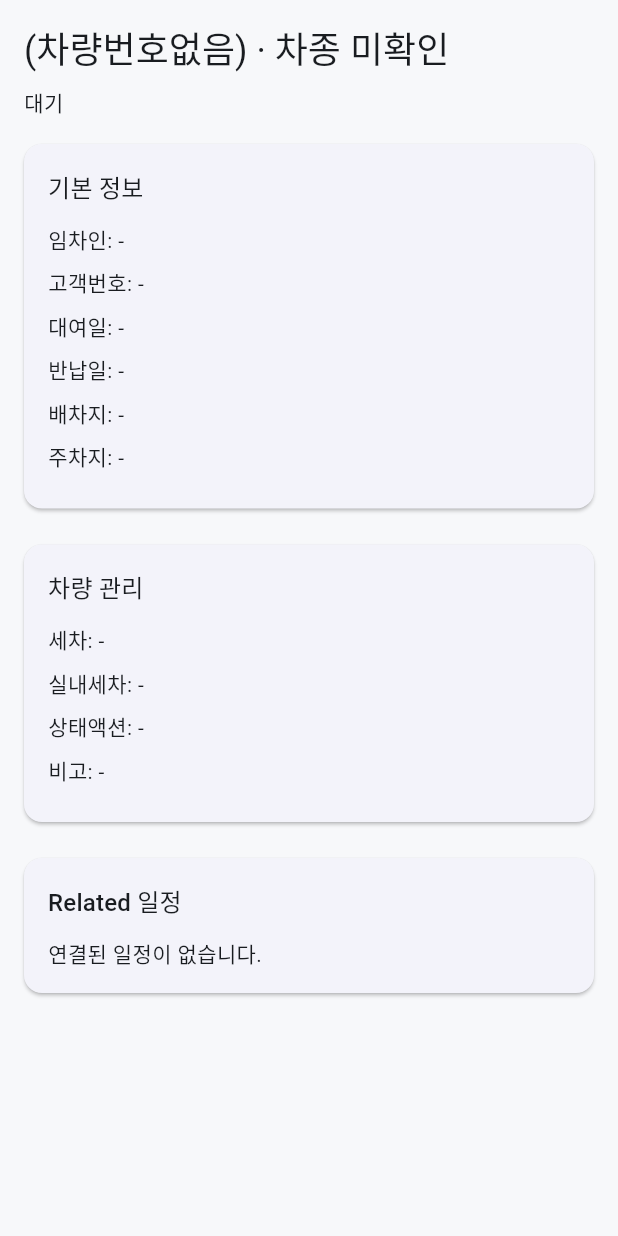
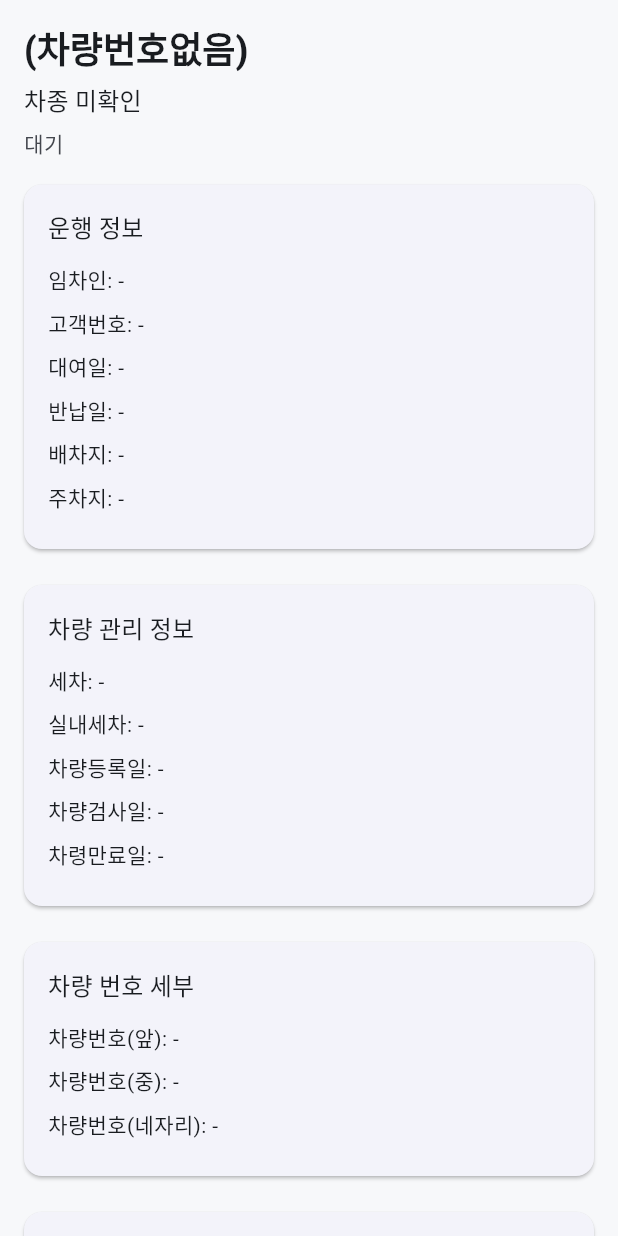
Before and after one commit to otang00/rentcar00_OPS, a Flutter app: the _StatusBoardDetailBody widget shown alone on an empty page, opened directly with empty values, on a phone screen of 412 x 824 dp. Run offline on Flutter 3.47's test engine with Material 3 defaults, Android fonts, the phone set to English and light mode, and no system bars; our stand-ins replace flutter_dotenv, flutter_riverpod, go_router, supabase_flutter; accounts and stored records are empty; statements that could not run were skipped.

Commit message:
feat: expand vehicle detail fields for status board

```diff
--- a/lib/data/models/status_board_record.dart
+++ b/lib/data/models/status_board_record.dart
@@ -26,6 +26,12 @@ class StatusBoardRecord {
     this.scheduleType = '',
     this.scheduleDone = '',
     this.detailText = '',
+    this.carRegisteredAt = '',
+    this.carInspectionAt = '',
+    this.carAgeExpiryAt = '',
+    this.carNumberFront = '',
+    this.carNumberMiddle = '',
+    this.carNumberRear = '',
   });
 
   final String recordId;
@@ -52,6 +58,12 @@ class StatusBoardRecord {
   final String scheduleType;
   final String scheduleDone;
   final String detailText;
+  final String carRegisteredAt;
+  final String carInspectionAt;
+  final String carAgeExpiryAt;
+  final String carNumberFront;
+  final String carNumberMiddle;
+  final String carNumberRear;
 
   bool get isScheduleEntry => sourceKind == 'schedule';
 }
--- a/lib/data/repositories/supabase_ops_repository.dart
+++ b/lib/data/repositories/supabase_ops_repository.dart
@@ -263,6 +263,12 @@ class SupabaseOpsRepository {
       sortAt:
           _parseFlexibleDateTime((row['end_at'] as String? ?? '').trim()) ??
           _parseFlexibleDateTime((row['start_at'] as String? ?? '').trim()),
+      carRegisteredAt: (row['car_registered_at'] as String? ?? '').trim(),
+      carInspectionAt: (row['car_inspection_at'] as String? ?? '').trim(),
+      carAgeExpiryAt: (row['car_age_expiry_at'] as String? ?? '').trim(),
+      carNumberFront: (row['car_number_front'] as String? ?? '').trim(),
+      carNumberMiddle: (row['car_number_middle'] as String? ?? '').trim(),
+      carNumberRear: (row['car_number_rear'] as String? ?? '').trim(),
     );
   }
 
@@ -302,6 +308,12 @@ class SupabaseOpsRepository {
       scheduleType: scheduleType,
       scheduleDone: (row['schedule_done_raw'] as String? ?? '').trim(),
       detailText: (row['detail_text'] as String? ?? '').trim(),
+      carRegisteredAt: linkedCar?.carRegisteredAt ?? '',
+      carInspectionAt: linkedCar?.carInspectionAt ?? '',
+      carAgeExpiryAt: linkedCar?.carAgeExpiryAt ?? '',
+      carNumberFront: linkedCar?.carNumberFront ?? '',
+      carNumberMiddle: linkedCar?.carNumberMiddle ?? '',
+      carNumberRear: linkedCar?.carNumberRear ?? '',
     );
   }
 
--- a/lib/features/status_board/detail/presentation/status_board_detail_page.dart
+++ b/lib/features/status_board/detail/presentation/status_board_detail_page.dart
@@ -13,17 +13,17 @@ class StatusBoardDetailPage extends ConsumerWidget {
     final recordAsync = ref.watch(statusBoardDetailProvider(recordId));
 
     return Scaffold(
-      appBar: AppBar(title: const Text('현황판 상세')),
+      appBar: AppBar(title: const Text('차량 디테일')),
       body: recordAsync.when(
         data: (record) {
           if (record == null) {
-            return const Center(child: Text('현황판 정보를 찾을 수 없습니다.'));
+            return const Center(child: Text('차량 정보를 찾을 수 없습니다.'));
           }
           return _StatusBoardDetailBody(recordId: recordId, record: record);
         },
         loading: () => const Center(child: CircularProgressIndicator()),
         error: (error, stack) =>
-            Center(child: Text('현황판 상세를 불러오지 못했습니다.\n$error')),
+            Center(child: Text('차량 디테일을 불러오지 못했습니다.\n$error')),
       ),
     );
   }
@@ -43,18 +43,28 @@ class _StatusBoardDetailBody extends ConsumerWidget {
       padding: const EdgeInsets.all(16),
       children: [
         Text(
-          '${record.carNumber.isEmpty ? '(차량번호없음)' : record.carNumber} · ${record.carName.isEmpty ? '차종 미확인' : record.carName}',
-          style: Theme.of(context).textTheme.headlineSmall,
+          record.carNumber.isEmpty ? '(차량번호없음)' : record.carNumber,
+          style: Theme.of(
+            context,
+          ).textTheme.headlineSmall?.copyWith(fontWeight: FontWeight.w900),
         ),
-        const SizedBox(height: 8),
+        const SizedBox(height: 4),
+        Text(
+          record.carName.isEmpty ? '차종 미확인' : record.carName,
+          style: Theme.of(context).textTheme.titleMedium,
+        ),
+        const SizedBox(height: 6),
         Text(
           record.status.isEmpty
               ? record.tab.label
               : '${record.tab.label} · ${record.status}',
+          style: Theme.of(context).textTheme.bodyMedium?.copyWith(
+            color: Theme.of(context).colorScheme.onSurfaceVariant,
+          ),
         ),
         const SizedBox(height: 12),
         _SectionCard(
-          title: '기본 정보',
+          title: '운행 정보',
           child: Column(
             crossAxisAlignment: CrossAxisAlignment.start,
             children: [
@@ -73,12 +83,36 @@ class _StatusBoardDetailBody extends ConsumerWidget {
         ),
         const SizedBox(height: 12),
         _SectionCard(
-          title: '차량 관리',
+          title: '차량 관리 정보',
           child: Column(
             crossAxisAlignment: CrossAxisAlignment.start,
             children: [
               _FieldLine(label: '세차', value: record.carWash),
               _FieldLine(label: '실내세차', value: record.interiorWash),
+              _FieldLine(label: '차량등록일', value: record.carRegisteredAt),
+              _FieldLine(label: '차량검사일', value: record.carInspectionAt),
+              _FieldLine(label: '차령만료일', value: record.carAgeExpiryAt),
+            ],
+          ),
+        ),
+        const SizedBox(height: 12),
+        _SectionCard(
+          title: '차량 번호 세부',
+          child: Column(
+            crossAxisAlignment: CrossAxisAlignment.start,
+            children: [
+              _FieldLine(label: '차량번호(앞)', value: record.carNumberFront),
+              _FieldLine(label: '차량번호(중)', value: record.carNumberMiddle),
+              _FieldLine(label: '차량번호(네자리)', value: record.carNumberRear),
+            ],
+          ),
+        ),
+        const SizedBox(height: 12),
+        _SectionCard(
+          title: '메모 / 상태',
+          child: Column(
+            crossAxisAlignment: CrossAxisAlignment.start,
+            children: [
               _FieldLine(label: '상태액션', value: record.statusAction),
               _FieldLine(label: '비고', value: record.noteText),
             ],
--- a/pubspec.yaml
+++ b/pubspec.yaml
@@ -16,7 +16,7 @@ publish_to: 'none' # Remove this line if you wish to publish to pub.dev
 # https://developer.apple.com/library/archive/documentation/General/Reference/InfoPlistKeyReference/Articles/CoreFoundationKeys.html
 # In Windows, build-name is used as the major, minor, and patch parts
 # of the product and file versions while build-number is used as the build suffix.
-version: 1.0.0+6
+version: 1.0.0+7
 
 environment:
   sdk: ^3.11.5
```
